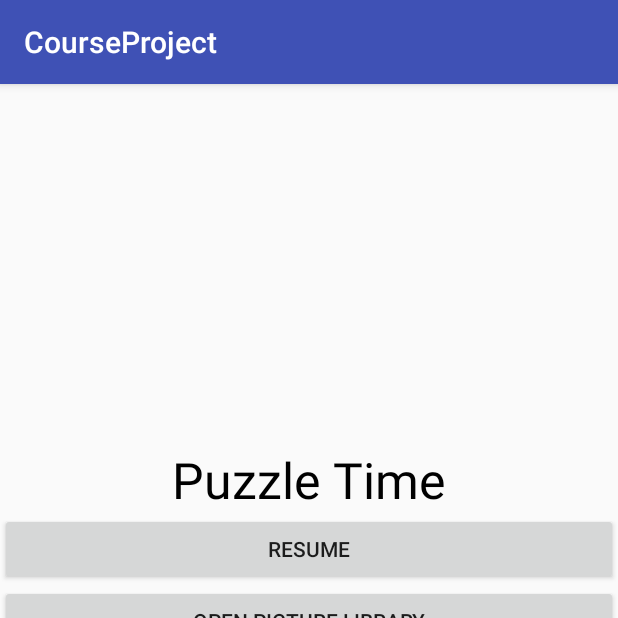
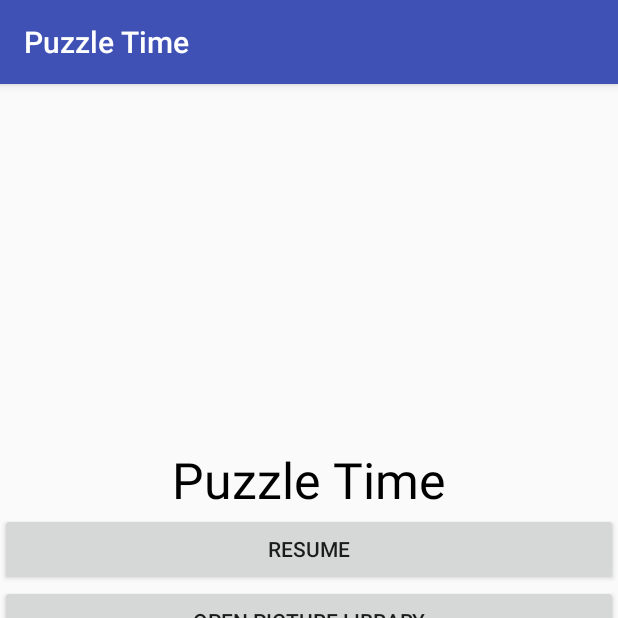
Before and after one commit to Bee-HN/Images_Puzzles_Game-, an Android app: the screen it shows after launch (MainActivity), on a phone screen of 412 x 824 dp, the top half of it. Run offline under Robolectric (Android 15) with nearby library versions, the phone set to English and light mode, and no system bars.

```diff
--- a/app/src/main/java/com/hoang_nguyen/courseproject/MainActivity.java
+++ b/app/src/main/java/com/hoang_nguyen/courseproject/MainActivity.java
@@ -19,6 +19,7 @@ public class MainActivity extends AppCompatActivity {
     protected void onCreate(Bundle savedInstanceState) {
         super.onCreate(savedInstanceState);
         setContentView(R.layout.activity_main);
+        this.setTitle("Puzzle Time");
     }//end of create.
 
     public void resumeGame (View view){
```
